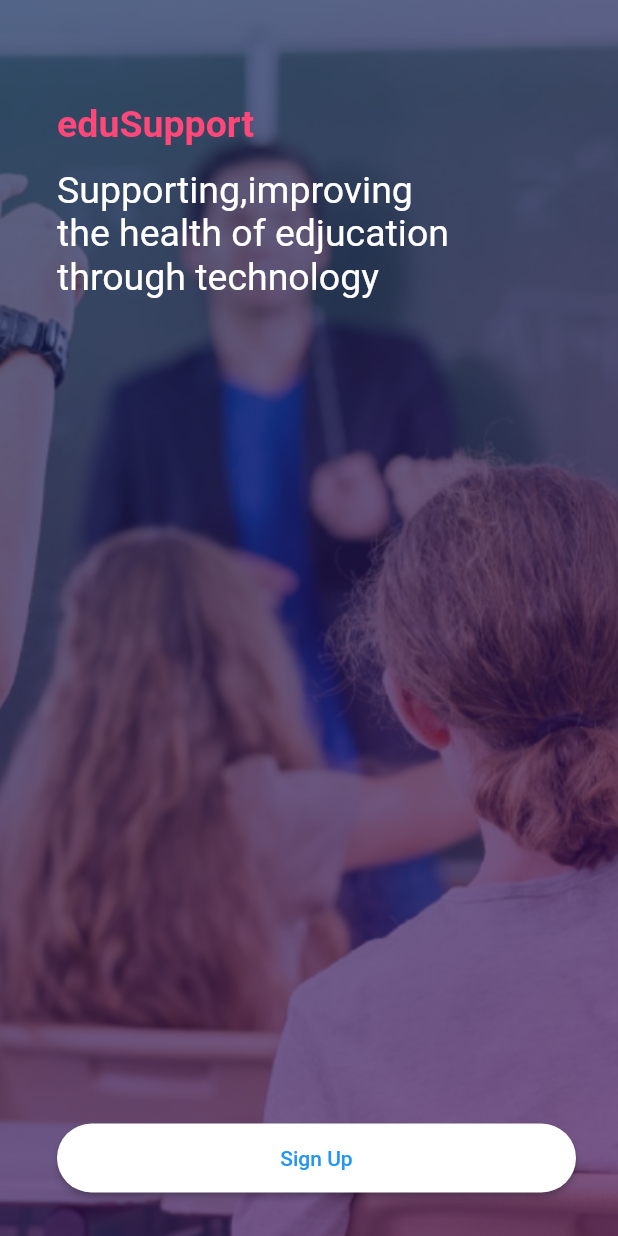
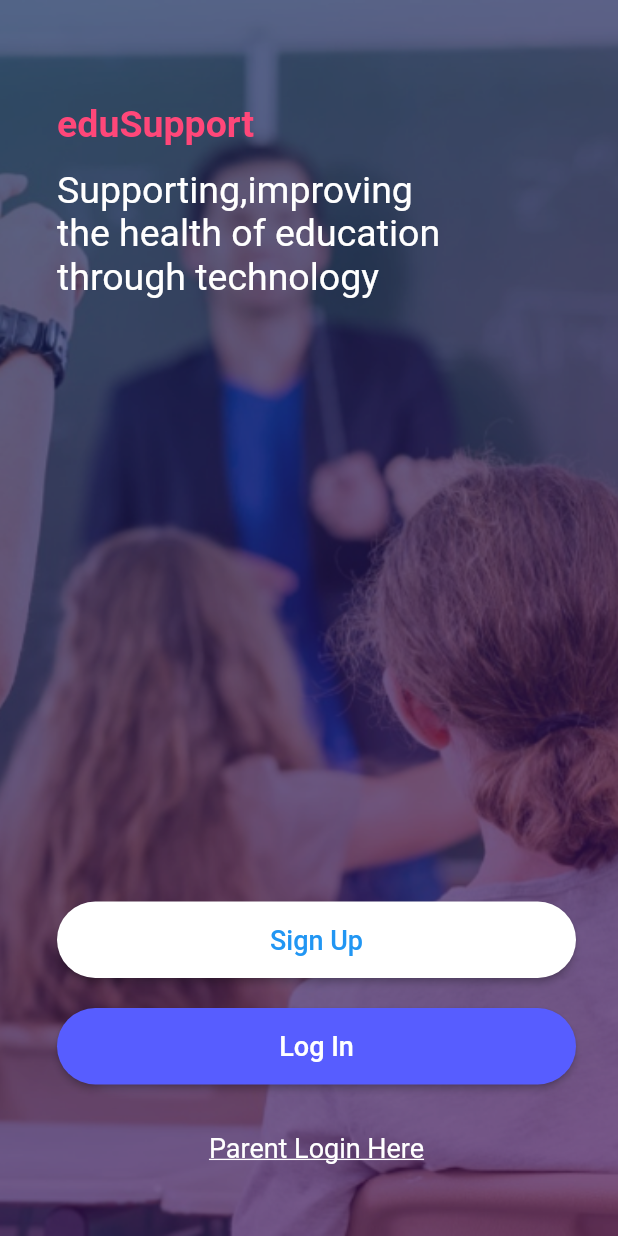
Before and after one commit to innoventix-solutions/Quizable, a Flutter app: the screen it shows after launch, on a phone screen of 412 x 824 dp. Run offline on Flutter 3.47's test engine with Material 2 defaults, Android fonts, the phone set to English and light mode, and no system bars; our stand-ins replace fluttertoast.

Commit message:
phase 1new

```diff
--- a/lib/edu.dart
+++ b/lib/edu.dart
@@ -43,7 +43,7 @@ class _eduState extends State<edu> {
                     style: TextStyle(color: Colors.white, fontSize: 25),
                   ),
                   Text(
-                    "the health of edjucation ",
+                    "the health of education ",
                     textAlign: TextAlign.left,
                     style: TextStyle(color: Colors.white, fontSize: 25),
                   ),
@@ -54,6 +54,8 @@ class _eduState extends State<edu> {
 
                   Expanded(child: Text(""),),
 
+                  Column(
+                    children: <Widget>[
                       Row(
                         mainAxisAlignment: MainAxisAlignment.center,
                         children: <Widget>[
@@ -69,15 +71,54 @@ class _eduState extends State<edu> {
                               child: Text(
                                 'Sign Up ',
                                 textAlign: TextAlign.center,
-                            style: TextStyle(color: Colors.blue),
+                                style: TextStyle(color: Colors.blue,fontSize: 18),
+                              ),
+                            ),
+                          ),
+
+
+
+                        ],
+
+                      ),
+                      SizedBox(height: 20),
+                      Row(
+                        children: <Widget>[
+                          Expanded(
+                            child: RaisedButton(padding:EdgeInsets.only(top:15,bottom: 15),
+                              color: blue,
+                              shape: new RoundedRectangleBorder(
+                                  borderRadius: new BorderRadius.circular(30.0)),
+                              onPressed: () {
+                                Navigator.of(context)
+                                    .pushNamed('signup_selection');
+                              },
+                              child: Text(
+                                'Log In',
+                                textAlign: TextAlign.center,
+                                style: TextStyle(color: Colors.white,fontSize: 18),
                               ),
                             ),
                           ),
                         ],
                       ),
+                    ],
+                  ),
                   //signup_selection
 
+                  Padding(
+                    padding: const EdgeInsets.only(top: 32,bottom: 20),
+                    child: Center(
+                      child: GestureDetector(
+                          child: Text("Parent Login Here", style: TextStyle(decoration: TextDecoration.underline, color: Colors.white,fontSize: 18)),
+                          onTap: () {
+                            // do what you need to do when "Click here" gets clicked
+                          }
+                      ),
+                    ),
+                  )
                 ],
+
               ),
             ),
           )
```
Also changed, not shown: pubspec.yaml (+8 -12 lines). Lines whose indentation alone changed are shown as unchanged.
